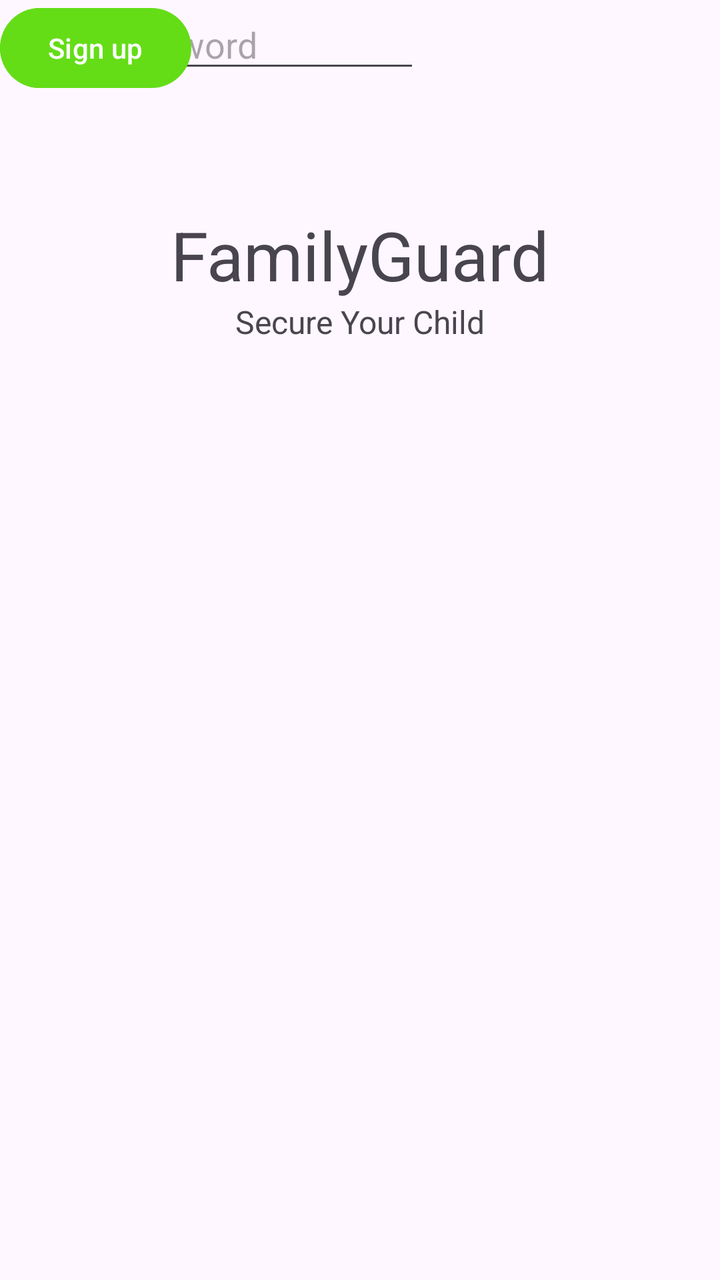
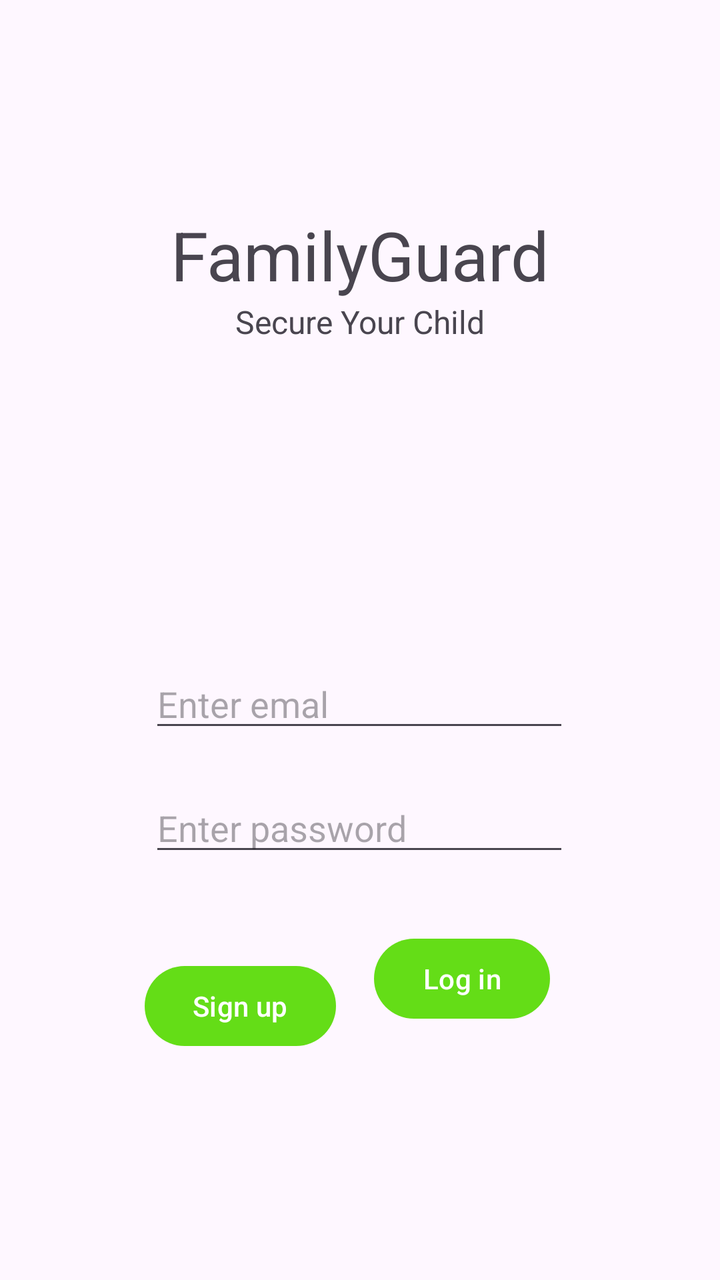

The first picture is an Android layout as it rendered before a commit; the second is the same layout after the commit. The layout source and the unified diff follow.
<!-- AndroidManifest.xml: application theme Theme.FamilyGuardApp -->
<!-- res/layout/activity_auth.xml -->
<?xml version="1.0" encoding="utf-8"?>
<androidx.constraintlayout.widget.ConstraintLayout xmlns:android="http://schemas.android.com/apk/res/android"
    xmlns:app="http://schemas.android.com/apk/res-auto"
    xmlns:tools="http://schemas.android.com/tools"
    android:layout_width="match_parent"
    android:layout_height="match_parent">

    <TextView
        android:id="@+id/header"
        android:layout_width="wrap_content"
        android:layout_height="wrap_content"
        android:text="FamilyGuard"
        android:textSize="34sp"
        app:layout_constraintBottom_toBottomOf="parent"
        app:layout_constraintEnd_toEndOf="parent"
        app:layout_constraintStart_toStartOf="parent"
        app:layout_constraintTop_toTopOf="parent"
        app:layout_constraintVertical_bias="0.176" />

    <TextView
        android:id="@+id/header2"
        android:layout_width="wrap_content"
        android:layout_height="wrap_content"
        android:text="Secure Your Child"
        android:textSize="16sp"
        app:layout_constraintBottom_toBottomOf="parent"
        app:layout_constraintEnd_toEndOf="parent"
        app:layout_constraintStart_toStartOf="parent"
        app:layout_constraintTop_toBottomOf="@+id/header"
        app:layout_constraintVertical_bias="0.0" />

    <EditText
        android:id="@+id/editTextTextEmailAddress"
        android:layout_width="wrap_content"
        android:layout_height="wrap_content"
        android:ems="10"
        android:hint="Enter emal"
        android:inputType="textEmailAddress"
        tools:layout_editor_absoluteX="101dp"
        tools:layout_editor_absoluteY="366dp" />

    <EditText
        android:id="@+id/editTextTextPassword"
        android:layout_width="wrap_content"
        android:layout_height="wrap_content"
        android:ems="10"
        android:hint="Enter password"
        android:inputType="textPassword"
        tools:layout_editor_absoluteX="100dp"
        tools:layout_editor_absoluteY="427dp" />

    <Button
        android:id="@+id/button"
        android:layout_width="wrap_content"
        android:layout_height="wrap_content"
        android:text="Log in"
        tools:layout_editor_absoluteX="222dp"
        tools:layout_editor_absoluteY="497dp" />

    <Button
        android:id="@+id/button2"
        android:layout_width="wrap_content"
        android:layout_height="wrap_content"
        android:text="Sign up"
        tools:layout_editor_absoluteX="100dp"
        tools:layout_editor_absoluteY="497dp" />
</androidx.constraintlayout.widget.ConstraintLayout>
<!-- resources referenced by this layout -->
<resources>
  <style name="Theme.FamilyGuardApp" parent="Base.Theme.FamilyGuardApp" />
  <style name="Base.Theme.FamilyGuardApp" parent="Theme.Material3.DayNight.NoActionBar">
          
          <item name="colorPrimary">@color/green</item>
      </style>
  <color name="green">#64DD17</color>
</resources>

<!-- the commit's change to res/layout/activity_auth.xml (unified diff, before → after) -->
@@ -36,32 +36,50 @@
         android:ems="10"
         android:hint="Enter emal"
         android:inputType="textEmailAddress"
-        tools:layout_editor_absoluteX="101dp"
-        tools:layout_editor_absoluteY="366dp" />
+        app:layout_constraintBottom_toTopOf="@+id/editTextTextPassword"
+        app:layout_constraintEnd_toEndOf="parent"
+        app:layout_constraintHorizontal_bias="0.497"
+        app:layout_constraintStart_toStartOf="parent"
+        app:layout_constraintTop_toBottomOf="@+id/header2"
+        app:layout_constraintVertical_bias="0.885" />
 
     <EditText
         android:id="@+id/editTextTextPassword"
         android:layout_width="wrap_content"
         android:layout_height="wrap_content"
+        android:layout_marginTop="220dp"
         android:ems="10"
         android:hint="Enter password"
         android:inputType="textPassword"
-        tools:layout_editor_absoluteX="100dp"
-        tools:layout_editor_absoluteY="427dp" />
+        app:layout_constraintBottom_toBottomOf="parent"
+        app:layout_constraintEnd_toEndOf="parent"
+        app:layout_constraintHorizontal_bias="0.497"
+        app:layout_constraintStart_toStartOf="parent"
+        app:layout_constraintTop_toBottomOf="@+id/header2"
+        app:layout_constraintVertical_bias="0.0" />
 
     <Button
         android:id="@+id/button"
         android:layout_width="wrap_content"
         android:layout_height="wrap_content"
         android:text="Log in"
-        tools:layout_editor_absoluteX="222dp"
-        tools:layout_editor_absoluteY="497dp" />
+        app:layout_constraintBottom_toBottomOf="parent"
+        app:layout_constraintEnd_toEndOf="parent"
+        app:layout_constraintHorizontal_bias="0.687"
+        app:layout_constraintStart_toStartOf="parent"
+        app:layout_constraintTop_toBottomOf="@+id/editTextTextPassword"
+        app:layout_constraintVertical_bias="0.204" />
 
     <Button
         android:id="@+id/button2"
         android:layout_width="wrap_content"
         android:layout_height="wrap_content"
+        android:layout_marginTop="44dp"
         android:text="Sign up"
-        tools:layout_editor_absoluteX="100dp"
-        tools:layout_editor_absoluteY="497dp" />
+        app:layout_constraintBottom_toBottomOf="parent"
+        app:layout_constraintEnd_toStartOf="@+id/button"
+        app:layout_constraintHorizontal_bias="0.793"
+        app:layout_constraintStart_toStartOf="parent"
+        app:layout_constraintTop_toBottomOf="@+id/editTextTextPassword"
+        app:layout_constraintVertical_bias="0.016" />
 </androidx.constraintlayout.widget.ConstraintLayout>
